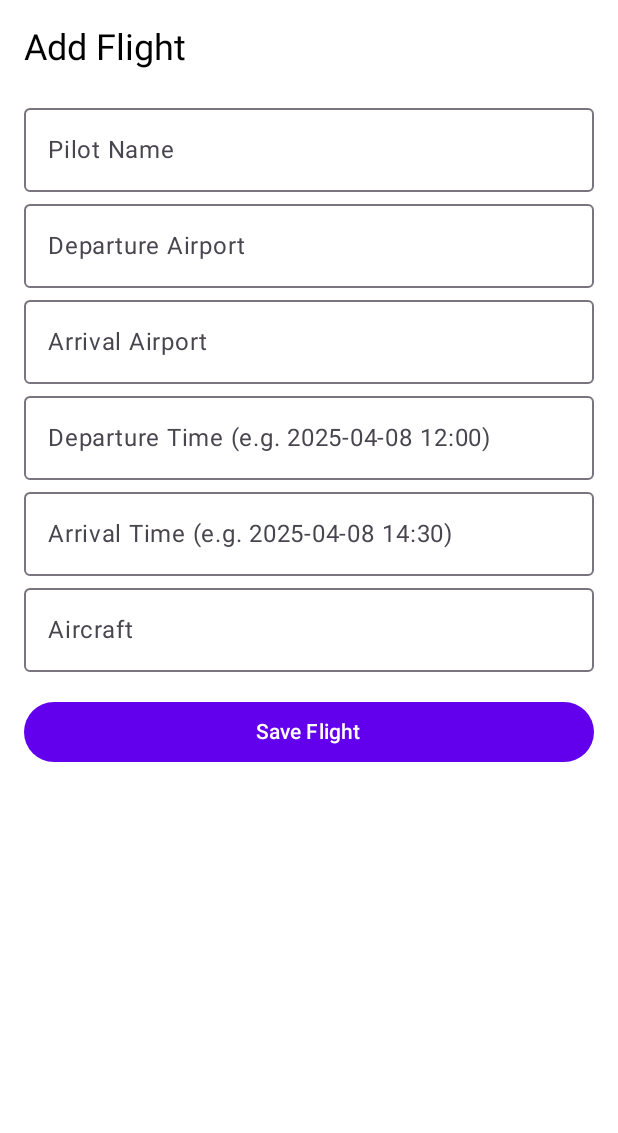
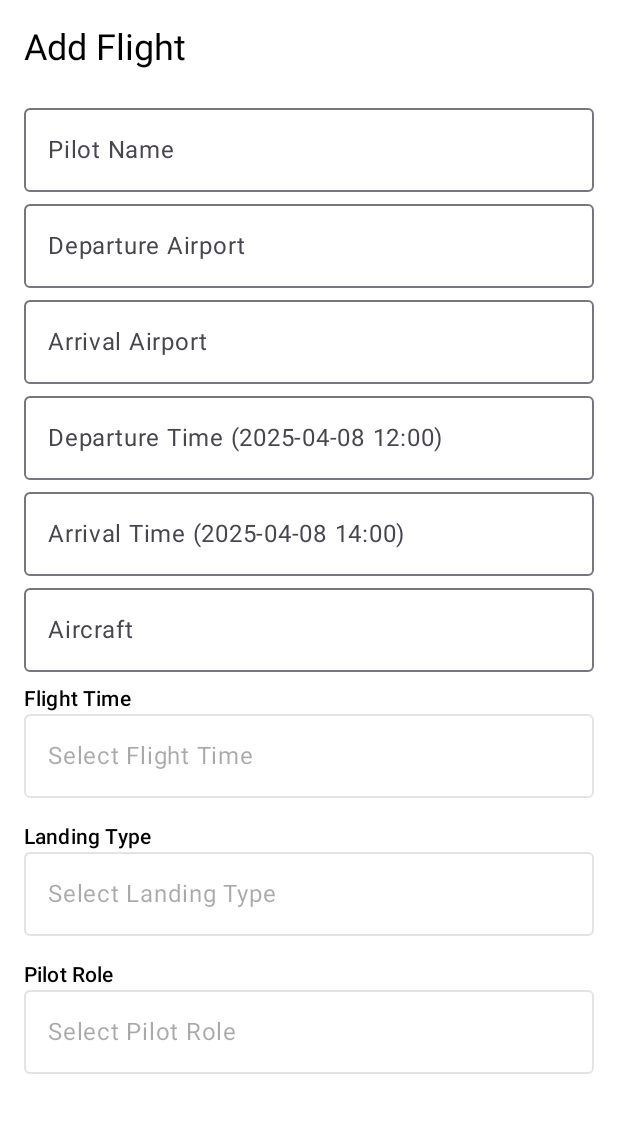
Before and after one commit to DejmianMihailov/Project-Logbook-Mobile, an Android app built with Jetpack Compose: the AddFlightScreen screen opened through its navigation route, on a phone screen of 412 x 824 dp, the part 96-1229 px from its top. Run offline under Robolectric (Android 15) with nearby library versions, the phone set to English and light mode, and no system bars; our stand-ins replace Room's generated code; 1 statement that could not run was skipped.

```diff
--- a/app/src/main/java/com/example/mobilelogbook/data/FlightDatabase.kt
+++ b/app/src/main/java/com/example/mobilelogbook/data/FlightDatabase.kt
@@ -5,7 +5,7 @@ import androidx.room.Database
 import androidx.room.Room
 import androidx.room.RoomDatabase
 
-@Database(entities = [FlightEntity::class], version = 2, exportSchema = false)
+@Database(entities = [FlightEntity::class], version = 3, exportSchema = false)
 abstract class FlightDatabase : RoomDatabase() {
     abstract fun flightDao(): FlightDao
 
--- a/app/src/main/java/com/example/mobilelogbook/repository/FlightRepository.kt
+++ b/app/src/main/java/com/example/mobilelogbook/repository/FlightRepository.kt
@@ -17,9 +17,10 @@ class FlightRepository(
             val response = apiService.addFlight(flight)
             if (response.isSuccessful) {
                 flightDao.markFlightAsSynced(flight.id)
-                Log.d("FlightRepository", "Flight synced to Supabase")
+                Log.d("FlightRepository", "✅ Flight synced to Supabase: ${response.code()}")
             } else {
-                Log.e("FlightRepository", "Supabase sync failed: ${response.code()} - ${response.message()}")
+                val error = response.errorBody()?.string()
+                Log.e("FlightRepository", "❌ Supabase error (${response.code()}): $error")
             }
         } catch (e: Exception) {
             Log.e("FlightRepository", "Error syncing to Supabase: ${e.message}")
--- a/app/src/main/java/com/example/mobilelogbook/ui/MainActivity.kt
+++ b/app/src/main/java/com/example/mobilelogbook/ui/MainActivity.kt
@@ -1,17 +1,21 @@
 package com.example.mobilelogbook.ui
 
 import android.os.Bundle
+import android.util.Log
 import androidx.activity.ComponentActivity
 import androidx.activity.compose.setContent
 import androidx.activity.viewModels
 import androidx.compose.runtime.collectAsState
 import androidx.compose.runtime.getValue
+import androidx.work.*
 import com.example.mobilelogbook.data.ApiService
 import com.example.mobilelogbook.data.FlightDatabase
 import com.example.mobilelogbook.repository.FlightRepository
 import com.example.mobilelogbook.session.UserSession
+import com.example.mobilelogbook.sync.SyncManager
 import com.example.mobilelogbook.ui.theme.MobileLogbookTheme
 import com.example.mobilelogbook.ui.theme.ThemeViewModel
+import java.util.concurrent.TimeUnit
 
 class MainActivity : ComponentActivity() {
 
@@ -19,16 +23,30 @@ class MainActivity : ComponentActivity() {
 
     override fun onCreate(savedInstanceState: Bundle?) {
         super.onCreate(savedInstanceState)
+
+        //  Инициализация на локалната сесия
         UserSession.init(applicationContext)
 
+        //  Стартиране на автоматична синхронизация
+        SyncManager.startSyncWorker(applicationContext)
+
+        //  Допълнително логване за потвърждение
+        Log.d("MainActivity", "SyncWorker scheduled to run every 15 minutes.")
+
+        //  Настройка на локалната база и API
         val dao = FlightDatabase.getDatabase(applicationContext).flightDao()
         val api = ApiService.create()
         val repository = FlightRepository(dao, api)
 
+        //  Съдържание на Compose UI
         setContent {
             val isDark by themeViewModel.isDarkTheme.collectAsState()
+
             MobileLogbookTheme(darkTheme = isDark) {
-                MainScreen(repository = repository, themeViewModel = themeViewModel)
+                MainScreen(
+                    repository = repository,
+                    themeViewModel = themeViewModel
+                )
             }
         }
     }
--- a/app/src/main/java/com/example/mobilelogbook/ui/MainScreen.kt
+++ b/app/src/main/java/com/example/mobilelogbook/ui/MainScreen.kt
@@ -34,20 +34,9 @@ fun MainScreen(
     val configuration = LocalConfiguration.current
     val isLandscape = configuration.orientation == Configuration.ORIENTATION_LANDSCAPE
 
-    // 🔁 Реактивно състояние за логнат потребител
-    val usernameState = remember { mutableStateOf(UserSession.getUsername()) }
-
-    // 🛡️ Ако не е логнат и е в landscape → показваме Login ръчно
-    if (isLandscape && usernameState.value == null) {
-        LoginScreen(
-            navController = navController,
-            themeViewModel = themeViewModel,
-            onLoginSuccess = {
-                usernameState.value = UserSession.getUsername()
-            }
-        )
-        return
-    }
+    val isUserLoggedIn = remember { mutableStateOf(UserSession.getUsername() != null) }
+    var refreshTrigger by remember { mutableStateOf(false) }
+    var showAddFlight by remember { mutableStateOf(false) }
 
     Scaffold(
         topBar = {
@@ -60,27 +49,23 @@ fun MainScreen(
                             contentDescription = "Toggle Theme"
                         )
                     }
-                    if (usernameState.value != null) {
+                    if (isUserLoggedIn.value) {
                         IconButton(onClick = {
                             UserSession.clear()
-                            usernameState.value = null
-                            Toast.makeText(context, "Signed out successfully", Toast.LENGTH_SHORT).show()
-
-                            // ❗️ Навигация само в portrait
-                            if (!isLandscape) {
+                            isUserLoggedIn.value = false
+                            showAddFlight = false
                             navController.navigate("login") {
                                 popUpTo("flightList") { inclusive = true }
                             }
-                            }
                         }) {
-                            Icon(Icons.Default.Logout, contentDescription = "Sign Out")
+                            Icon(Icons.Default.Logout, contentDescription = "Logout")
                         }
                     }
                 }
             )
         },
         floatingActionButton = {
-            if (!isLandscape && usernameState.value != null) {
+            if (!isLandscape && isUserLoggedIn.value) {
                 FloatingActionButton(onClick = {
                     navController.navigate("addFlight")
                 }) {
@@ -89,8 +74,7 @@ fun MainScreen(
             }
         }
     ) { padding ->
-        if (isLandscape && usernameState.value != null) {
-            // 💻 Split layout на таблет
+        if (isLandscape && isUserLoggedIn.value) {
             Row(
                 modifier = Modifier
                     .fillMaxSize()
@@ -99,43 +83,71 @@ fun MainScreen(
                 FlightListScreen(
                     navController = navController,
                     repository = repository,
-                    modifier = Modifier.weight(1f)
+                    modifier = Modifier.weight(1f),
+                    refreshTrigger = refreshTrigger
                 )
+                if (showAddFlight) {
                     AddFlightScreen(
                         navController = navController,
                         repository = repository,
                         modifier = Modifier
                             .weight(1f)
-                        .padding(start = 8.dp)
+                            .padding(start = 8.dp),
+                        onFlightSaved = {
+                            refreshTrigger = !refreshTrigger
+                            showAddFlight = false
+                        },
+                        onBackToList = {
+                            showAddFlight = false
+                        }
                     )
+                } else {
+                    Box(
+                        modifier = Modifier
+                            .weight(1f)
+                            .padding(32.dp)
+                    ) {
+                        Button(onClick = { showAddFlight = true }) {
+                            Text("➕ Add Flight")
+                        }
+                    }
+                }
             }
         } else {
-            // 📱 Навигация за телефон/portrait
             NavHost(
                 navController = navController,
-                startDestination = if (usernameState.value != null) "flightList" else "login",
+                startDestination = if (isUserLoggedIn.value) "flightList" else "login",
                 modifier = Modifier.padding(padding)
             ) {
                 composable("login") {
                     LoginScreen(
                         navController = navController,
-                        themeViewModel = themeViewModel,
                         onLoginSuccess = {
-                            usernameState.value = UserSession.getUsername()
-                            // ✅ Само в portrait навигираме
-                            if (!isLandscape) {
+                            isUserLoggedIn.value = true
+                            refreshTrigger = !refreshTrigger
                             navController.navigate("flightList") {
                                 popUpTo("login") { inclusive = true }
                             }
-                            }
-                        }
+                        },
+                        themeViewModel = themeViewModel
                     )
                 }
                 composable("flightList") {
-                    FlightListScreen(navController, repository)
+                    FlightListScreen(
+                        navController = navController,
+                        repository = repository,
+                        refreshTrigger = refreshTrigger
+                    )
                 }
                 composable("addFlight") {
-                    AddFlightScreen(navController, repository)
+                    AddFlightScreen(
+                        navController = navController,
+                        repository = repository,
+                        onFlightSaved = {
+                            refreshTrigger = !refreshTrigger
+                            navController.popBackStack()
+                        }
+                    )
                 }
             }
         }
--- /dev/null
+++ b/app/src/main/java/com/example/mobilelogbook/ui/components/LabeledDropdown.kt
@@ -0,0 +1,46 @@
+package com.example.mobilelogbook.ui.components
+
+import androidx.compose.foundation.clickable
+import androidx.compose.foundation.layout.*
+import androidx.compose.material3.*
+import androidx.compose.runtime.*
+import androidx.compose.ui.Modifier
+import androidx.compose.ui.unit.dp
+
+@Composable
+fun LabeledDropdown(
+    label: String,
+    options: List<Pair<Int, String>>, // ID + display text
+    selectedId: Int?,
+    onSelectedChange: (Int) -> Unit,
+    modifier: Modifier = Modifier
+) {
+    var expanded by remember { mutableStateOf(false) }
+    val selectedText = options.firstOrNull { it.first == selectedId }?.second ?: "Select $label"
+
+    Column(modifier = modifier.padding(vertical = 8.dp)) {
+        Text(text = label, style = MaterialTheme.typography.labelLarge)
+        Box {
+            OutlinedTextField(
+                value = selectedText,
+                onValueChange = {},
+                modifier = Modifier
+                    .fillMaxWidth()
+                    .clickable { expanded = true },
+                readOnly = true,
+                enabled = false
+            )
+            DropdownMenu(expanded = expanded, onDismissRequest = { expanded = false }) {
+                options.forEach { (id, labelText) ->
+                    DropdownMenuItem(
+                        text = { Text(labelText) },
+                        onClick = {
+                            onSelectedChange(id)
+                            expanded = false
+                        }
+                    )
+                }
+            }
+        }
+    }
+}
--- a/app/src/main/java/com/example/mobilelogbook/ui/screens/AddFlightScreen.kt
+++ b/app/src/main/java/com/example/mobilelogbook/ui/screens/AddFlightScreen.kt
@@ -2,6 +2,8 @@ package com.example.mobilelogbook.ui.screens
 
 import android.widget.Toast
 import androidx.compose.foundation.layout.*
+import androidx.compose.foundation.rememberScrollState
+import androidx.compose.foundation.verticalScroll
 import androidx.compose.material3.*
 import androidx.compose.runtime.*
 import androidx.compose.ui.Modifier
@@ -11,16 +13,22 @@ import androidx.navigation.NavController
 import com.example.mobilelogbook.data.FlightEntity
 import com.example.mobilelogbook.repository.FlightRepository
 import com.example.mobilelogbook.session.UserSession
+import com.example.mobilelogbook.ui.components.LabeledDropdown
 import kotlinx.coroutines.launch
 
+@OptIn(ExperimentalMaterial3Api::class)
 @Composable
 fun AddFlightScreen(
     navController: NavController,
     repository: FlightRepository,
-    modifier: Modifier = Modifier
+    modifier: Modifier = Modifier,
+    onFlightSaved: (() -> Unit)? = null,
+    onBackToList: (() -> Unit)? = null
 ) {
+    val context = LocalContext.current
     val coroutineScope = rememberCoroutineScope()
-    val context = LocalContext.current
+    val scrollState = rememberScrollState()
+    val snackbarHostState = remember { SnackbarHostState() }
 
     var pilotName by remember { mutableStateOf("") }
     var departureAirport by remember { mutableStateOf("") }
@@ -29,53 +37,55 @@ fun AddFlightScreen(
     var arrivalTime by remember { mutableStateOf("") }
     var aircraft by remember { mutableStateOf("") }
 
+    val flightTimeOptions = listOf(1 to "Short (0–30 min)", 2 to "Medium (30–60 min)", 3 to "Long (> 60 min)")
+    val landingOptions = listOf(1 to "Day Landing", 2 to "Night Landing")
+    val pilotFunctionOptions = listOf(1 to "Pilot in Command", 2 to "First Officer")
+
+    var selectedFlightTimeId by remember { mutableStateOf<Int?>(null) }
+    var selectedLandingId by remember { mutableStateOf<Int?>(null) }
+    var selectedPilotFunctionId by remember { mutableStateOf<Int?>(null) }
+
+    Scaffold(
+        snackbarHost = { SnackbarHost(snackbarHostState) }
+    ) { paddingValues ->
         Column(
             modifier = modifier
+                .padding(paddingValues)
+                .padding(16.dp)
                 .fillMaxSize()
-            .padding(16.dp)
+                .verticalScroll(scrollState)
         ) {
             Text("Add Flight", style = MaterialTheme.typography.headlineSmall)
             Spacer(modifier = Modifier.height(16.dp))
 
-        OutlinedTextField(
-            value = pilotName,
-            onValueChange = { pilotName = it },
-            label = { Text("Pilot Name") },
+            OutlinedTextField(pilotName, { pilotName = it }, label = { Text("Pilot Name") }, modifier = Modifier.fillMaxWidth())
+            OutlinedTextField(departureAirport, { departureAirport = it }, label = { Text("Departure Airport") }, modifier = Modifier.fillMaxWidth())
+            OutlinedTextField(arrivalAirport, { arrivalAirport = it }, label = { Text("Arrival Airport") }, modifier = Modifier.fillMaxWidth())
+            OutlinedTextField(departureTime, { departureTime = it }, label = { Text("Departure Time (2025-04-08 12:00)") }, modifier = Modifier.fillMaxWidth())
+            OutlinedTextField(arrivalTime, { arrivalTime = it }, label = { Text("Arrival Time (2025-04-08 14:00)") }, modifier = Modifier.fillMaxWidth())
+            OutlinedTextField(aircraft, { aircraft = it }, label = { Text("Aircraft") }, modifier = Modifier.fillMaxWidth())
+
+            LabeledDropdown(
+                label = "Flight Time",
+                options = flightTimeOptions,
+                selectedId = selectedFlightTimeId,
+                onSelectedChange = { selectedFlightTimeId = it },
                 modifier = Modifier.fillMaxWidth()
             )
 
-        OutlinedTextField(
-            value = departureAirport,
-            onValueChange = { departureAirport = it },
-            label = { Text("Departure Airport") },
+            LabeledDropdown(
+                label = "Landing Type",
+                options = landingOptions,
+                selectedId = selectedLandingId,
+                onSelectedChange = { selectedLandingId = it },
                 modifier = Modifier.fillMaxWidth()
             )
 
-        OutlinedTextField(
-            value = arrivalAirport,
-            onValueChange = { arrivalAirport = it },
-            label = { Text("Arrival Airport") },
-            modifier = Modifier.fillMaxWidth()
-        )
-
-        OutlinedTextField(
-            value = departureTime,
-            onValueChange = { departureTime = it },
-            label = { Text("Departure Time (e.g. 2025-04-08 12:00)") },
-            modifier = Modifier.fillMaxWidth()
-        )
-
-        OutlinedTextField(
-            value = arrivalTime,
-            onValueChange = { arrivalTime = it },
-            label = { Text("Arrival Time (e.g. 2025-04-08 14:30)") },
-            modifier = Modifier.fillMaxWidth()
-        )
-
-        OutlinedTextField(
-            value = aircraft,
-            onValueChange = { aircraft = it },
-            label = { Text("Aircraft") },
+            LabeledDropdown(
+                label = "Pilot Role",
+                options = pilotFunctionOptions,
+                selectedId = selectedPilotFunctionId,
+                onSelectedChange = { selectedPilotFunctionId = it },
                 modifier = Modifier.fillMaxWidth()
             )
 
@@ -84,14 +94,11 @@ fun AddFlightScreen(
             Button(
                 onClick = {
                     coroutineScope.launch {
-                    if (pilotName.isBlank() || departureAirport.isBlank() || arrivalAirport.isBlank() ||
-                        departureTime.isBlank() || arrivalTime.isBlank()
+                        if (pilotName.isBlank() || departureAirport.isBlank() || arrivalAirport.isBlank()
+                            || departureTime.isBlank() || arrivalTime.isBlank()
+                            || selectedFlightTimeId == null || selectedLandingId == null || selectedPilotFunctionId == null
                         ) {
-                        Toast.makeText(
-                            context,
-                            "Please fill in all required fields",
-                            Toast.LENGTH_SHORT
-                        ).show()
+                            Toast.makeText(context, "Please fill all fields", Toast.LENGTH_SHORT).show()
                             return@launch
                         }
 
@@ -102,11 +109,17 @@ fun AddFlightScreen(
                             departureTime = departureTime.trim(),
                             arrivalTime = arrivalTime.trim(),
                             aircraft = aircraft.trim(),
+                            flightTimeId = selectedFlightTimeId!!.toLong(),
+                            landingId = selectedLandingId!!.toLong(),
+                            pilotFunctionId = selectedPilotFunctionId!!.toLong(),
                             username = UserSession.getUsername() ?: "unknown",
                             status = "pending"
                         )
+
                         repository.addFlight(newFlight)
-                    Toast.makeText(context, "Flight added", Toast.LENGTH_SHORT).show()
+                        snackbarHostState.showSnackbar("✅ Flight added successfully")
+
+                        onFlightSaved?.invoke()
                         navController.popBackStack()
                     }
                 },
@@ -114,5 +127,19 @@ fun AddFlightScreen(
             ) {
                 Text("Save Flight")
             }
+
+            Spacer(modifier = Modifier.height(8.dp))
+
+            onBackToList?.let {
+                Button(
+                    onClick = { it() },
+                    modifier = Modifier.fillMaxWidth()
+                ) {
+                    Text("← Back to Flights")
                 }
             }
+
+            Spacer(modifier = Modifier.height(32.dp))
+        }
+    }
+}
```
Also changed, not shown: app/src/main/java/com/example/mobilelogbook/data/FlightEntity.kt (+13 -1 lines), app/src/main/java/com/example/mobilelogbook/data/SyncManager.kt (+10 -40 lines), app/src/main/java/com/example/mobilelogbook/ui/screens/FlightListScreen.kt (+43 -32 lines), app/src/main/java/com/example/mobilelogbook/worker/SyncWorker.kt (+18 -9 lines), 2 other files. Lines whose indentation alone changed are shown as unchanged.
